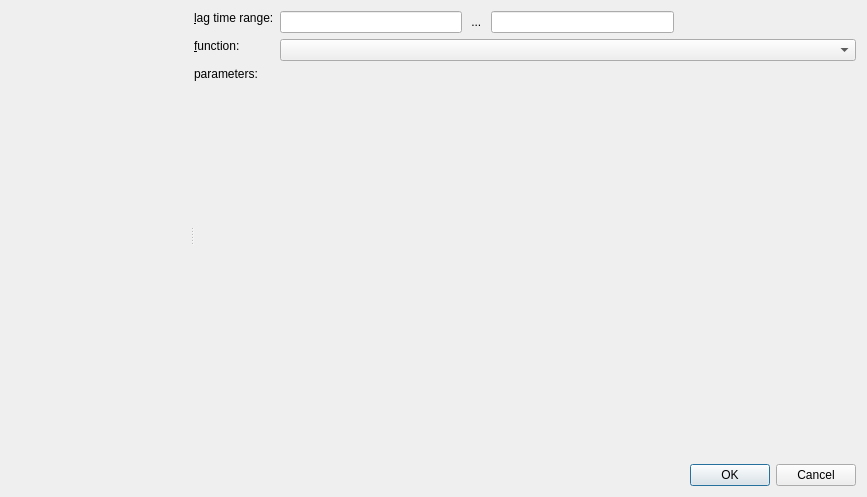
Qt form plugins/fcs/qfrdrfcsfitfunctionsimulator.ui (jkriege2/QuickFit3) before a commit.
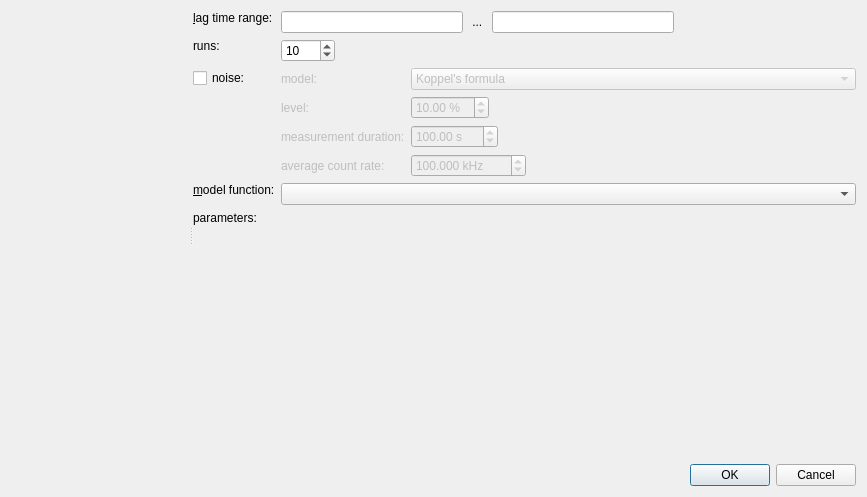
The same form after that commit. Icons and pictures are not drawn. Custom widgets are drawn as their Qt base class.

Commit message: QuickFit3/FCS:   - improved FCS simulator with some noise models (uniform, gaussian, Koppel)   - improved online-help (actually started help ;-)

Diff of the .ui file:
```diff
--- a/plugins/fcs/qfrdrfcsfitfunctionsimulator.ui
+++ b/plugins/fcs/qfrdrfcsfitfunctionsimulator.ui
@@ -38,7 +38,7 @@
         <height>32</height>
        </size>
       </property>
-      <layout class="QGridLayout" name="gridLayout" rowstretch="0,0,1" columnstretch="0,1" rowminimumheight="0,0,0">
+      <layout class="QGridLayout" name="gridLayout" rowstretch="0,0,0,0,1" columnstretch="0,1">
        <item row="0" column="0">
         <widget class="QLabel" name="label_2">
          <property name="text">
@@ -83,9 +83,229 @@
         </layout>
        </item>
        <item row="1" column="0">
+        <widget class="QLabel" name="label_5">
+         <property name="text">
+          <string>runs:</string>
+         </property>
+         <property name="alignment">
+          <set>Qt::AlignLeading|Qt::AlignLeft|Qt::AlignTop</set>
+         </property>
+         <property name="buddy">
+          <cstring>edtMinTau</cstring>
+         </property>
+        </widget>
+       </item>
+       <item row="1" column="1">
+        <layout class="QHBoxLayout" name="horizontalLayout_2">
+         <item>
+          <widget class="QSpinBox" name="spinRuns">
+           <property name="minimum">
+            <number>1</number>
+           </property>
+           <property name="maximum">
+            <number>1000</number>
+           </property>
+           <property name="value">
+            <number>10</number>
+           </property>
+          </widget>
+         </item>
+         <item>
+          <spacer name="horizontalSpacer_2">
+           <property name="orientation">
+            <enum>Qt::Horizontal</enum>
+           </property>
+           <property name="sizeHint" stdset="0">
+            <size>
+             <width>40</width>
+             <height>20</height>
+            </size>
+           </property>
+          </spacer>
+         </item>
+        </layout>
+       </item>
+       <item row="2" column="1">
+        <widget class="QWidget" name="formWidget" native="true">
+         <property name="enabled">
+          <bool>false</bool>
+         </property>
+         <layout class="QFormLayout" name="formLayout">
+          <property name="margin">
+           <number>0</number>
+          </property>
+          <item row="0" column="0">
+           <widget class="QLabel" name="label_6">
+            <property name="text">
+             <string>model:</string>
+            </property>
+           </widget>
+          </item>
+          <item row="1" column="1">
+           <layout class="QHBoxLayout" name="horizontalLayout_3">
+            <item>
+             <widget class="QDoubleSpinBox" name="spinNoiseLevel">
+              <property name="enabled">
+               <bool>false</bool>
+              </property>
+              <property name="suffix">
+               <string> %</string>
+              </property>
+              <property name="maximum">
+               <double>100.000000000000000</double>
+              </property>
+              <property name="value">
+               <double>10.000000000000000</double>
+              </property>
+             </widget>
+            </item>
+            <item>
+             <spacer name="horizontalSpacer_3">
+              <property name="orientation">
+               <enum>Qt::Horizontal</enum>
+              </property>
+              <property name="sizeHint" stdset="0">
+               <size>
+                <width>40</width>
+                <height>20</height>
+               </size>
+              </property>
+             </spacer>
+            </item>
+           </layout>
+          </item>
+          <item row="1" column="0">
+           <widget class="QLabel" name="label_7">
+            <property name="text">
+             <string>level:</string>
+            </property>
+           </widget>
+          </item>
+          <item row="0" column="1">
+           <widget class="QComboBox" name="cmbNoiseModel">
+            <item>
+             <property name="text">
+              <string>Koppel's formula</string>
+             </property>
+            </item>
+            <item>
+             <property name="text">
+              <string>gaussian</string>
+             </property>
+            </item>
+            <item>
+             <property name="text">
+              <string>uniform</string>
+             </property>
+            </item>
+            <item>
+             <property name="text">
+              <string>local gaussian</string>
+             </property>
+            </item>
+            <item>
+             <property name="text">
+              <string>local uniform</string>
+             </property>
+            </item>
+           </widget>
+          </item>
+          <item row="3" column="1">
+           <layout class="QHBoxLayout" name="horizontalLayout_4">
+            <item>
+             <widget class="QDoubleSpinBox" name="spinAvgCountRate">
+              <property name="enabled">
+               <bool>false</bool>
+              </property>
+              <property name="suffix">
+               <string> kHz</string>
+              </property>
+              <property name="decimals">
+               <number>3</number>
+              </property>
+              <property name="minimum">
+               <double>0.001000000000000</double>
+              </property>
+              <property name="maximum">
+               <double>1000000000.000000000000000</double>
+              </property>
+              <property name="value">
+               <double>100.000000000000000</double>
+              </property>
+             </widget>
+            </item>
+            <item>
+             <spacer name="horizontalSpacer_4">
+              <property name="orientation">
+               <enum>Qt::Horizontal</enum>
+              </property>
+              <property name="sizeHint" stdset="0">
+               <size>
+                <width>40</width>
+                <height>20</height>
+               </size>
+              </property>
+             </spacer>
+            </item>
+           </layout>
+          </item>
+          <item row="2" column="1">
+           <layout class="QHBoxLayout" name="horizontalLayout_5">
+            <item>
+             <widget class="QDoubleSpinBox" name="spinMeasDuration">
+              <property name="enabled">
+               <bool>false</bool>
+              </property>
+              <property name="suffix">
+               <string> s</string>
+              </property>
+              <property name="minimum">
+               <double>1.000000000000000</double>
+              </property>
+              <property name="maximum">
+               <double>10000.000000000000000</double>
+              </property>
+              <property name="value">
+               <double>100.000000000000000</double>
+              </property>
+             </widget>
+            </item>
+            <item>
+             <spacer name="horizontalSpacer_5">
+              <property name="orientation">
+               <enum>Qt::Horizontal</enum>
+              </property>
+              <property name="sizeHint" stdset="0">
+               <size>
+                <width>40</width>
+                <height>20</height>
+               </size>
+              </property>
+             </spacer>
+            </item>
+           </layout>
+          </item>
+          <item row="2" column="0">
+           <widget class="QLabel" name="label_8">
+            <property name="text">
+             <string>measurement duration:</string>
+            </property>
+           </widget>
+          </item>
+          <item row="3" column="0">
+           <widget class="QLabel" name="label_9">
+            <property name="text">
+             <string>average count rate:</string>
+            </property>
+           </widget>
+          </item>
+         </layout>
+        </widget>
+       </item>
+       <item row="3" column="0">
         <widget class="QLabel" name="label">
          <property name="text">
-          <string>&amp;function:</string>
+          <string>&amp;model function:</string>
          </property>
          <property name="alignment">
           <set>Qt::AlignLeading|Qt::AlignLeft|Qt::AlignTop</set>
@@ -95,10 +315,10 @@
          </property>
         </widget>
        </item>
-       <item row="1" column="1">
+       <item row="3" column="1">
         <widget class="QComboBox" name="cmbFunction"/>
        </item>
-       <item row="2" column="0">
+       <item row="4" column="0">
         <widget class="QLabel" name="label_4">
          <property name="text">
           <string>parameters:</string>
@@ -108,9 +328,39 @@
          </property>
         </widget>
        </item>
-       <item row="2" column="1">
+       <item row="4" column="1">
         <layout class="QVBoxLayout" name="layParams"/>
        </item>
+       <item row="2" column="0">
+        <layout class="QVBoxLayout" name="verticalLayout_2" stretch="0,1">
+         <item>
+          <widget class="QCheckBox" name="chkNoise">
+           <property name="sizePolicy">
+            <sizepolicy hsizetype="Minimum" vsizetype="Expanding">
+             <horstretch>0</horstretch>
+             <verstretch>0</verstretch>
+            </sizepolicy>
+           </property>
+           <property name="text">
+            <string>noise:</string>
+           </property>
+          </widget>
+         </item>
+         <item>
+          <spacer name="verticalSpacer">
+           <property name="orientation">
+            <enum>Qt::Vertical</enum>
+           </property>
+           <property name="sizeHint" stdset="0">
+            <size>
+             <width>20</width>
+             <height>40</height>
+            </size>
+           </property>
+          </spacer>
+         </item>
+        </layout>
+       </item>
       </layout>
      </widget>
     </widget>
```
Left out of the diff: 16 changed lines with no effect on the pictures. The commit also changes 6 other files.
